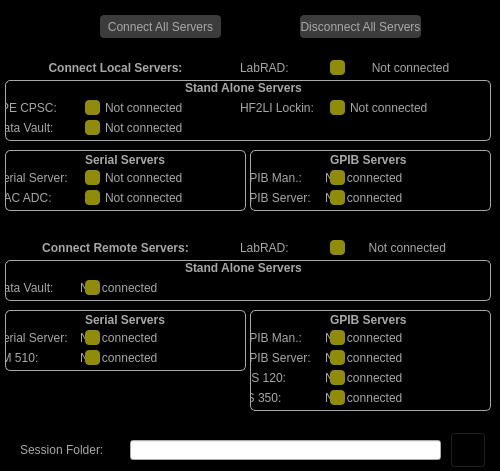
This is Scanner GUI/LabRADConnect/LabRADConnect.ui in afylab/nanoSQUID-Scanning-Software as Qt 5 draws it before an edit. The edited form follows.
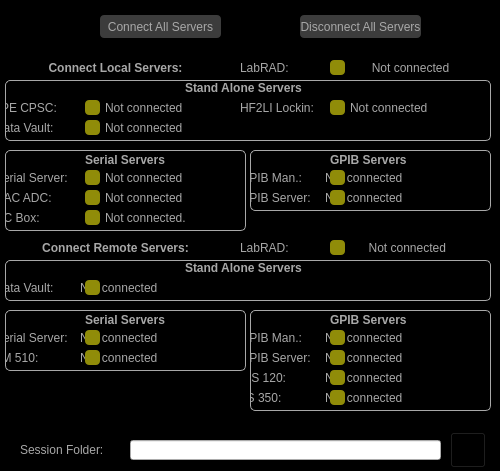
This is the edited form. Icons and pictures are not drawn.

Diff of the .ui file:
```diff
--- a/Scanner GUI/LabRADConnect/LabRADConnect.ui
+++ b/Scanner GUI/LabRADConnect/LabRADConnect.ui
@@ -1151,7 +1151,7 @@
       <x>5</x>
       <y>150</y>
       <width>241</width>
-      <height>61</height>
+      <height>81</height>
      </rect>
     </property>
     <property name="styleSheet">
@@ -1294,6 +1294,61 @@
       <string>Serial Servers</string>
      </property>
     </widget>
+    <widget class="QPushButton" name="push_DCBox">
+     <property name="geometry">
+      <rect>
+       <x>80</x>
+       <y>60</y>
+       <width>15</width>
+       <height>15</height>
+      </rect>
+     </property>
+     <property name="styleSheet">
+      <string notr="true">#push_DCBox
+{
+background: rgb(144, 140, 9);
+ border-radius: 4px;
+}</string>
+     </property>
+     <property name="text">
+      <string/>
+     </property>
+    </widget>
+    <widget class="QLabel" name="label_DCBox_status">
+     <property name="geometry">
+      <rect>
+       <x>100</x>
+       <y>60</y>
+       <width>121</width>
+       <height>15</height>
+      </rect>
+     </property>
+     <property name="styleSheet">
+      <string notr="true">#label_DCBox_status{
+color:rgb(168,168,168);
+qproperty-alignment: 'AlignVCenter | AlignCenter';
+}</string>
+     </property>
+     <property name="text">
+      <string>Not connected.</string>
+     </property>
+    </widget>
+    <widget class="QLabel" name="label_DCBox">
+     <property name="geometry">
+      <rect>
+       <x>-10</x>
+       <y>60</y>
+       <width>80</width>
+       <height>15</height>
+      </rect>
+     </property>
+     <property name="styleSheet">
+      <string notr="true"/>
+     </property>
+     <property name="text">
+      <string>DC Box:</string>
+     </property>
+    </widget>
    </widget>
    <widget class="QPushButton" name="push_ConnectLocal">
     <property name="geometry">
```
